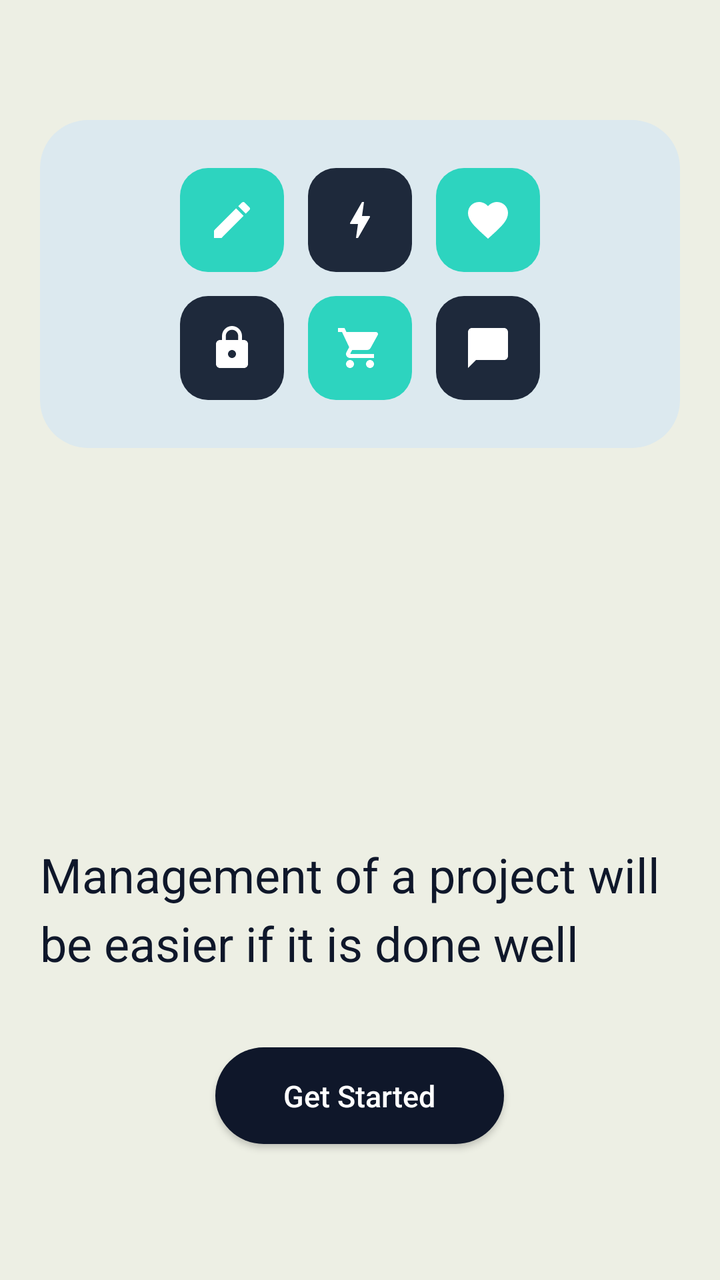
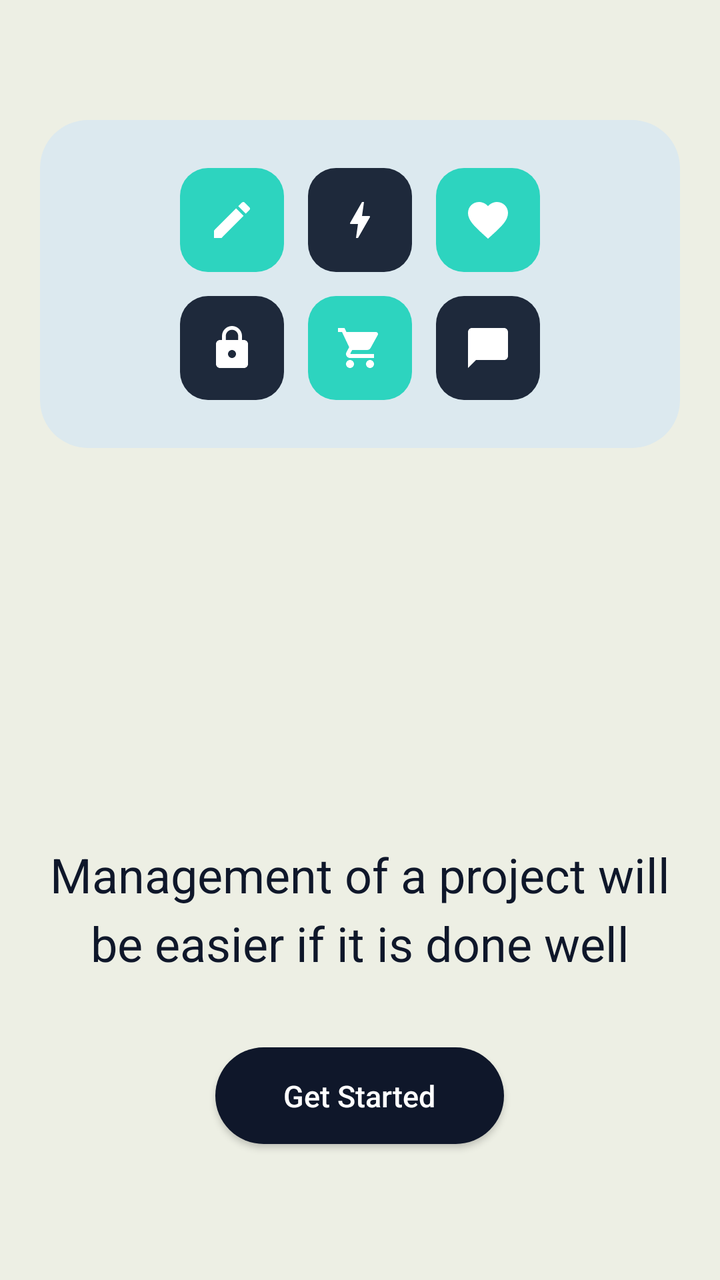

Two renders of the same Android screen: before a commit and after it. Below are the layout's source before the change and the commit's diff.
<!-- AndroidManifest.xml: application theme Theme.TaskFlow -->
<!-- res/layout/activity_splash.xml -->
<?xml version="1.0" encoding="utf-8"?>
<RelativeLayout xmlns:android="http://schemas.android.com/apk/res/android"
    android:layout_width="match_parent"
    android:layout_height="match_parent"
    android:background="@color/splash_background"
    android:padding="@dimen/screen_padding">

    
    <LinearLayout
        android:id="@+id/illustrationPanel"
        android:layout_width="match_parent"
        android:layout_height="wrap_content"
        android:layout_alignParentTop="true"
        android:layout_marginTop="40dp"
        android:background="@drawable/bg_splash_panel"
        android:orientation="vertical"
        android:padding="24dp">

        <LinearLayout
            android:layout_width="wrap_content"
            android:layout_height="wrap_content"
            android:layout_gravity="center_horizontal"
            android:orientation="horizontal">

            <ImageView
                android:layout_width="52dp"
                android:layout_height="52dp"
                android:background="@drawable/bg_tile_teal"
                android:contentDescription="@null"
                android:padding="14dp"
                android:src="@drawable/ic_edit" />

            <ImageView
                android:layout_width="52dp"
                android:layout_height="52dp"
                android:layout_marginStart="12dp"
                android:background="@drawable/bg_tile_navy"
                android:contentDescription="@null"
                android:padding="14dp"
                android:src="@drawable/ic_bolt" />

            <ImageView
                android:layout_width="52dp"
                android:layout_height="52dp"
                android:layout_marginStart="12dp"
                android:background="@drawable/bg_tile_teal"
                android:contentDescription="@null"
                android:padding="14dp"
                android:src="@drawable/ic_heart" />
        </LinearLayout>

        <LinearLayout
            android:layout_width="wrap_content"
            android:layout_height="wrap_content"
            android:layout_gravity="center_horizontal"
            android:layout_marginTop="12dp"
            android:orientation="horizontal">

            <ImageView
                android:layout_width="52dp"
                android:layout_height="52dp"
                android:background="@drawable/bg_tile_navy"
                android:contentDescription="@null"
                android:padding="14dp"
                android:src="@drawable/ic_lock" />

            <ImageView
                android:layout_width="52dp"
                android:layout_height="52dp"
                android:layout_marginStart="12dp"
                android:background="@drawable/bg_tile_teal"
                android:contentDescription="@null"
                android:padding="14dp"
                android:src="@drawable/ic_cart" />

            <ImageView
                android:layout_width="52dp"
                android:layout_height="52dp"
                android:layout_marginStart="12dp"
                android:background="@drawable/bg_tile_navy"
                android:contentDescription="@null"
                android:padding="14dp"
                android:src="@drawable/ic_chat" />
        </LinearLayout>
    </LinearLayout>

    <androidx.appcompat.widget.AppCompatButton
        android:id="@+id/btnGetStarted"
        android:layout_width="wrap_content"
        android:layout_height="wrap_content"
        android:layout_alignParentBottom="true"
        android:layout_centerHorizontal="true"
        android:layout_marginBottom="48dp"
        android:background="@drawable/bg_button_dark"
        android:paddingStart="34dp"
        android:paddingTop="14dp"
        android:paddingEnd="34dp"
        android:paddingBottom="14dp"
        android:text="@string/get_started"
        android:textAllCaps="false"
        android:textColor="@color/white"
        android:textSize="15sp" />

    <TextView
        android:id="@+id/tvSplashHeadline"
        android:layout_width="match_parent"
        android:layout_height="wrap_content"
        android:layout_above="@id/btnGetStarted"
        android:layout_marginBottom="36dp"
        android:lineSpacingExtra="6dp"
        android:text="@string/splash_headline"
        android:textColor="@color/ink"
        android:textSize="24sp" />

</RelativeLayout>
<!-- resources referenced by this layout -->
<resources>
  <color name="ink">#FF0F172A</color>
  <color name="splash_background">#FFEDEFE4</color>
  <color name="white">#FFFFFFFF</color>
  <dimen name="screen_padding">20dp</dimen>
  <!-- drawable bg_button_dark (drawable) -->
  <?xml version="1.0" encoding="utf-8"?>
  <shape xmlns:android="http://schemas.android.com/apk/res/android" android:shape="rectangle">
      <solid android:color="@color/ink" />
      <corners android:radius="26dp" />
  </shape>
  <!-- drawable bg_splash_panel (drawable) -->
  <?xml version="1.0" encoding="utf-8"?>
  <shape xmlns:android="http://schemas.android.com/apk/res/android" android:shape="rectangle">
      <solid android:color="@color/splash_panel" />
      <corners android:radius="24dp" />
  </shape>
  <!-- drawable bg_tile_navy (drawable) -->
  <?xml version="1.0" encoding="utf-8"?>
  <shape xmlns:android="http://schemas.android.com/apk/res/android" android:shape="rectangle">
      <solid android:color="@color/navy" />
      <corners android:radius="14dp" />
  </shape>
  <!-- drawable bg_tile_teal (drawable) -->
  <?xml version="1.0" encoding="utf-8"?>
  <shape xmlns:android="http://schemas.android.com/apk/res/android" android:shape="rectangle">
      <solid android:color="@color/teal" />
      <corners android:radius="14dp" />
  </shape>
  <!-- drawable ic_bolt (drawable) -->
  <?xml version="1.0" encoding="utf-8"?>
  <vector xmlns:android="http://schemas.android.com/apk/res/android"
      android:width="24dp"
      android:height="24dp"
      android:viewportWidth="24"
      android:viewportHeight="24"
      android:tint="@color/white">
      <path
          android:fillColor="#FF000000"
          android:pathData="M11,21h-1l1,-7H7.5c-0.88,0 -0.33,-0.75 -0.31,-0.78C8.48,10.94 10.42,7.54 13.01,3h1l-1,7h3.51c0.4,0 0.62,0.19 0.4,0.66C12.97,17.55 11,21 11,21z" />
  </vector>
  <!-- drawable ic_chat (drawable) -->
  <?xml version="1.0" encoding="utf-8"?>
  <vector xmlns:android="http://schemas.android.com/apk/res/android"
      android:width="24dp"
      android:height="24dp"
      android:viewportWidth="24"
      android:viewportHeight="24"
      android:tint="@color/white">
      <path
          android:fillColor="#FF000000"
          android:pathData="M20,2H4c-1.1,0 -1.99,0.9 -1.99,2L2,22l4,-4h14c1.1,0 2,-0.9 2,-2V4c0,-1.1 -0.9,-2 -2,-2z" />
  </vector>
  <!-- drawable ic_edit (drawable) -->
  <?xml version="1.0" encoding="utf-8"?>
  <vector xmlns:android="http://schemas.android.com/apk/res/android"
      android:width="24dp"
      android:height="24dp"
      android:viewportWidth="24"
      android:viewportHeight="24"
      android:tint="@color/white">
      <path
          android:fillColor="#FF000000"
          android:pathData="M3,17.25V21h3.75L17.81,9.94l-3.75,-3.75L3,17.25zM20.71,7.04c0.39,-0.39 0.39,-1.02 0,-1.41l-2.34,-2.34c-0.39,-0.39 -1.02,-0.39 -1.41,0l-1.83,1.83 3.75,3.75 1.83,-1.83z" />
  </vector>
  <string name="get_started">Get Started</string>
  <string name="splash_headline">Management of a project will be easier if it is done well</string>
  <style name="Theme.TaskFlow" parent="Theme.MaterialComponents.Light.NoActionBar">
          <item name="colorPrimary">@color/blue</item>
          <item name="colorPrimaryDark">@color/blue_dark</item>
          <item name="colorAccent">@color/blue</item>
          <item name="android:windowBackground">@color/white</item>
          <item name="android:statusBarColor">@color/white</item>
      </style>
  <color name="splash_panel">#FFDCE9EF</color>
  <color name="navy">#FF1E293B</color>
  <color name="teal">#FF2DD4BF</color>
  <color name="blue">#FF4C8DFF</color>
  <color name="blue_dark">#FF3B74E8</color>
  <!-- unchanged entries left out for length: 3 -->
</resources>

<!-- the commit's change to res/layout/activity_splash.xml (unified diff, before → after) -->
@@ -3,6 +3,7 @@
     android:layout_width="match_parent"
     android:layout_height="match_parent"
     android:background="@color/splash_background"
+    android:fitsSystemWindows="true"
     android:padding="@dimen/screen_padding">
 
     
@@ -107,6 +108,7 @@
         android:layout_height="wrap_content"
         android:layout_above="@id/btnGetStarted"
         android:layout_marginBottom="36dp"
+        android:gravity="center"
         android:lineSpacingExtra="6dp"
         android:text="@string/splash_headline"
         android:textColor="@color/ink"
<!-- resource entries referenced after the edit -->
@@ -71,6 +71,7 @@
           <item name="colorPrimaryDark">@color/blue_dark</item>
           <item name="colorAccent">@color/blue</item>
           <item name="android:windowBackground">@color/white</item>
+          <item name="android:windowLightStatusBar">true</item>
           <item name="android:statusBarColor">@color/white</item>
       </style>
   <color name="splash_panel">#FFDCE9EF</color>
